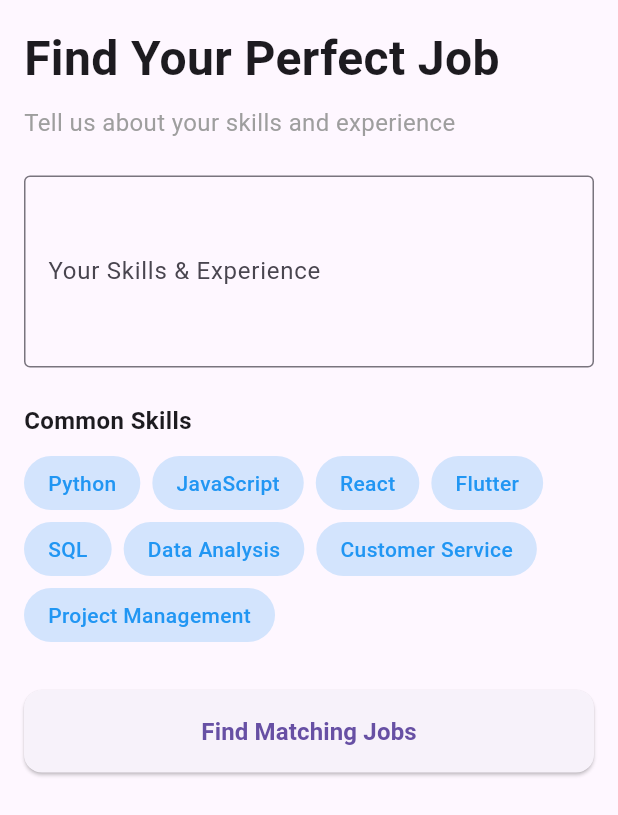
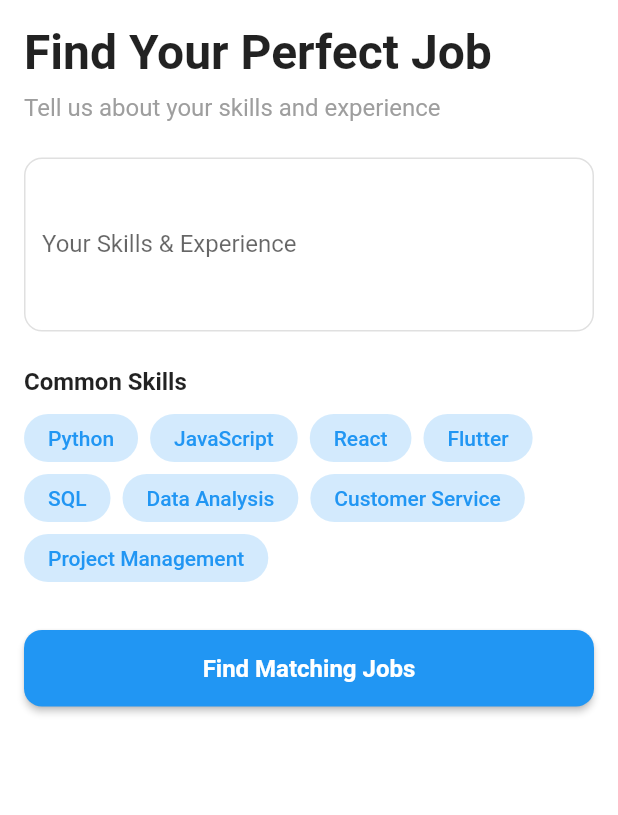
Before and after one commit to qkabgg/job_recommendation_bot, a Flutter app: the screen it shows after launch, on a phone screen of 412 x 824 dp. Shown: the top 815 px of the screen. Run offline on Flutter 3.47's test engine with Material 3 defaults, Android fonts, the light colour scheme and no system bars.

Commit message:
Update main.dart

```diff
--- a/lib/main.dart
+++ b/lib/main.dart
@@ -1,7 +1,19 @@
 import 'package:flutter/material.dart';
+import 'package:flutter/services.dart';
 import 'screens/home_screen.dart';
 
 void main() {
+  WidgetsFlutterBinding.ensureInitialized();
+
+  SystemChrome.setSystemUIOverlayStyle(
+    const SystemUiOverlayStyle(
+      statusBarColor: Colors.transparent,
+      statusBarIconBrightness: Brightness.dark,
+      systemNavigationBarColor: Colors.white,
+      systemNavigationBarIconBrightness: Brightness.dark,
+    ),
+  );
+
   runApp(const JobRecommendationApp());
 }
 
@@ -14,8 +26,44 @@ class JobRecommendationApp extends StatelessWidget {
       title: 'Job Recommendation Bot',
       debugShowCheckedModeBanner: false,
       theme: ThemeData(
+        useMaterial3: false,
+        colorScheme: const ColorScheme.light().copyWith(
+          primary: Colors.blue,
+          surface: Colors.white,
+          secondary: Colors.blue,
+        ),
+        scaffoldBackgroundColor: Colors.white,
+        canvasColor: Colors.white,
+        // Remove dialogTheme and use ThemeData.dialogBackgroundColor
+        cardColor: Colors.white,
         primarySwatch: Colors.blue,
-        useMaterial3: true,
+        inputDecorationTheme: InputDecorationTheme(
+          filled: true,
+          fillColor: Colors.white,
+          border: OutlineInputBorder(
+            borderRadius: BorderRadius.circular(12),
+            borderSide: BorderSide(color: Colors.grey.shade300),
+          ),
+          enabledBorder: OutlineInputBorder(
+            borderRadius: BorderRadius.circular(12),
+            borderSide: BorderSide(color: Colors.grey.shade300),
+          ),
+          focusedBorder: OutlineInputBorder(
+            borderRadius: BorderRadius.circular(12),
+            borderSide: const BorderSide(color: Colors.blue, width: 2),
+          ),
+        ),
+        elevatedButtonTheme: ElevatedButtonThemeData(
+          style: ElevatedButton.styleFrom(
+            backgroundColor: Colors.blue,
+            foregroundColor: Colors.white,
+            padding: const EdgeInsets.symmetric(vertical: 16),
+            shape: RoundedRectangleBorder(
+              borderRadius: BorderRadius.circular(12),
+            ),
+            elevation: 2,
+          ),
+        ),
       ),
       home: const HomeScreen(),
     );
```
